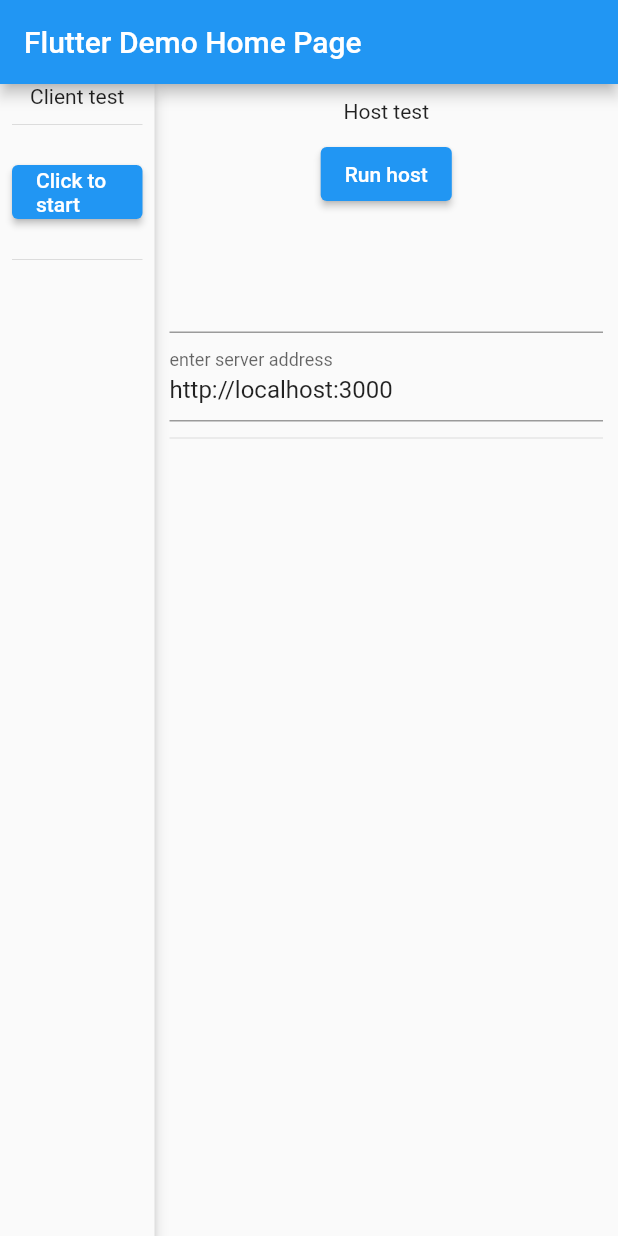
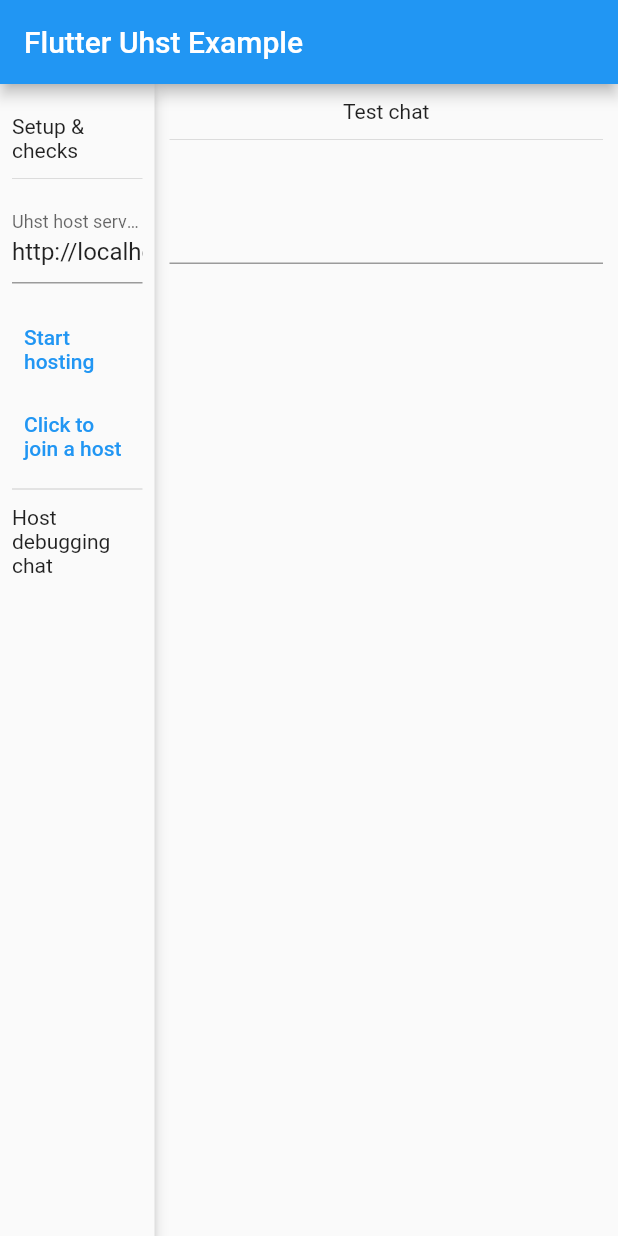
Before and after one commit to uhst/uhst-client-flutter, a Flutter app: the screen it shows after launch, on a phone screen of 412 x 824 dp. Run offline on Flutter 3.47's test engine with Material 2 defaults, Android fonts, the phone set to English and light mode, and no system bars; missing offline and left inert: universal_html.

```diff
--- a/example/lib/main.dart
+++ b/example/lib/main.dart
@@ -10,7 +10,7 @@ class MyApp extends StatelessWidget {
   @override
   Widget build(BuildContext context) {
     return MaterialApp(
-      title: 'Flutter Demo',
+      title: 'Flutter Uhst Example',
       theme: ThemeData(
         // This is the theme of your application.
         //
@@ -23,7 +23,7 @@ class MyApp extends StatelessWidget {
         // is not restarted.
         primarySwatch: Colors.blue,
       ),
-      home: MyHomePage(title: 'Flutter Demo Home Page'),
+      home: MyHomePage(title: 'Flutter Uhst Example'),
     );
   }
 }
@@ -46,27 +46,24 @@ class MyHomePage extends StatefulWidget {
   _MyHomePageState createState() => _MyHomePageState();
 }
 
+final defaultHostUrl = 'http://localhost:3000';
+
 class _MyHomePageState extends State<MyHomePage> {
   final List<String> hostMessages = [];
   final List<String> clientMessages = [];
-  late Uhst uhst;
+  Uhst? uhst;
   UhstHost? host;
   UhstSocket? client;
   final TextEditingController _textController =
-      TextEditingController(text: 'http://localhost:3000');
+      TextEditingController(text: defaultHostUrl);
   @override
   void initState() {
     super.initState();
   }
 
   void initHost() async {
-    uhst = Uhst(
-        debug: true,
-        apiUrl: _textController.text.isEmpty
-            ? 'http://localhost:3000'
-            : _textController.text,
-        socketProvider: RelaySocketProvider());
-    host = await uhst.host(hostId: 'testHost');
+    initUhst();
+    host = await uhst?.host(hostId: 'testHost');
 
     host?.onReady(handler: () {
       setState(() {
@@ -94,33 +91,41 @@ class _MyHomePageState extends State<MyHomePage> {
       }
     });
     host?.onDiagnostic(handler: ({required String message}) {
-      print('onDiagnostic! $message');
       setState(() {
         hostMessages.add(message);
       });
     });
     host?.onConnection(handler: ({required UhstSocket uhstSocket}) {
-      print('onConnection! $uhstSocket');
       uhstSocket.onDiagnostic(handler: ({required String message}) {
         setState(() {
           hostMessages.add(message);
         });
       });
       uhstSocket.onMessage(handler: ({required Message? message}) {
-        print('onMessage! ${message.toString()}');
         setState(() {
-          hostMessages.add("Host received: ${message.toString()}");
+          hostMessages.add("Host received: ${message?.body} ${message?.type}");
         });
       });
       uhstSocket.onOpen(handler: ({required String? data}) {
-        print('onMessage! $data');
         // uhstSocket.sendString(message: 'Host sent message!');
       });
     });
   }
 
+  initUhst() {
+    if (uhst == null) {
+      uhst = Uhst(
+          debug: true,
+          apiUrl: _textController.text.isEmpty
+              ? defaultHostUrl
+              : _textController.text,
+          socketProvider: RelaySocketProvider());
+    }
+  }
+
   Future<void> join() async {
-    client = await uhst.join(hostId: 'testHost');
+    initUhst();
+    client = await uhst?.join(hostId: 'testHost');
     client?.onError(handler: ({required Error error}) {
       if (error is InvalidHostId || error is InvalidClientOrHostId) {
         setState(() {
@@ -168,47 +173,74 @@ class _MyHomePageState extends State<MyHomePage> {
         children: [
           Flexible(
               flex: 1,
-              child: Material(
-                  elevation: 4,
-                  child: Container(
-                    padding: EdgeInsets.symmetric(horizontal: 8),
-                    child: Column(
-                      children: [
-                        Text('Client test'),
-                        Divider(
-                          height: 22,
-                        ),
-                        Padding(
-                          padding: EdgeInsets.symmetric(vertical: 10),
-                          child: ElevatedButton(
+              child: ConstrainedBox(
+                constraints: BoxConstraints(minWidth: 250),
+                child: Material(
+                    elevation: 4,
+                    child: Container(
+                      padding: EdgeInsets.symmetric(horizontal: 8),
+                      child: Column(
+                        crossAxisAlignment: CrossAxisAlignment.start,
+                        children: [
+                          SizedBox(
+                            height: 20,
+                          ),
+                          Center(
+                            child: Text(
+                              'Setup & checks',
+                            ),
+                          ),
+                          Divider(
+                            height: 22,
+                          ),
+                          TextField(
+                            decoration: InputDecoration(
+                                labelText: 'Uhst host server address'),
+                            controller: _textController,
+                          ),
+                          SizedBox(
+                            height: 20,
+                          ),
+                          TextButton(
+                              onPressed: () => initHost(),
+                              child: Text('Start hosting')),
+                          SizedBox(
+                            height: 10,
+                          ),
+                          TextButton(
                               onPressed: () async => await join(),
-                              child: Text('Click to start')),
-                        ),
-                        Divider(
-                          height: 22,
-                        ),
-                        Expanded(
-                          child: ListView.builder(
-                            itemBuilder: (context, index) {
-                              return Text(clientMessages[index]);
-                            },
-                            itemCount: clientMessages.length,
+                              child: Text('Click to join a host')),
+                          Divider(
+                            height: 22,
+                            thickness: 1,
                           ),
-                        )
-                      ],
-                    ),
-                  ))),
+                          Center(
+                            child: Text('Host debugging chat'),
+                          ),
+                          SizedBox(
+                            height: 20,
+                          ),
+                          Expanded(
+                            child: ListView.builder(
+                              itemBuilder: (context, index) {
+                                return Text(hostMessages[index]);
+                              },
+                              itemCount: hostMessages.length,
+                            ),
+                          )
+                        ],
+                      ),
+                    )),
+              )),
           Flexible(
               flex: 3,
               child: Container(
                 padding: EdgeInsets.all(10),
                 child: Column(
                   children: [
-                    Text('Host test'),
-                    Padding(
-                      padding: EdgeInsets.symmetric(vertical: 10),
-                      child: ElevatedButton(
-                          onPressed: () => initHost(), child: Text('Run host')),
+                    Text('Test chat'),
+                    Divider(
+                      height: 22,
                     ),
                     TextField(
                       controller: hostTextFieldController,
@@ -220,20 +252,12 @@ class _MyHomePageState extends State<MyHomePage> {
                                     message: hostTextFieldController.text);
                               })),
                     ),
-                    TextField(
-                      decoration:
-                          InputDecoration(labelText: 'enter server address'),
-                      controller: _textController,
-                    ),
-                    Divider(
-                      height: 22,
-                    ),
                     Expanded(
                       child: ListView.builder(
                         itemBuilder: (context, index) {
-                          return Text(hostMessages[index]);
+                          return Text(clientMessages[index]);
                         },
-                        itemCount: hostMessages.length,
+                        itemCount: clientMessages.length,
                       ),
                     )
                   ],
--- a/lib/src/api_client.dart
+++ b/lib/src/api_client.dart
@@ -78,11 +78,13 @@ class ApiClient implements UhstApiClient {
     dynamic handleResponse({required http.Response response}) {
       switch (response.statusCode) {
         case 200:
-          // TODO: what is in body when host is messaging?
-          print(response.body);
           var responseText = response.body;
           if (responseText.isEmpty)
             throw ArgumentError('response text is empty');
+
+          // In case if all is ok, then ok
+          if (responseText.toLowerCase() == 'ok') return 'OK';
+
           var responseData = jsonDecode(responseText);
           return responseData;
         case 400:
```
